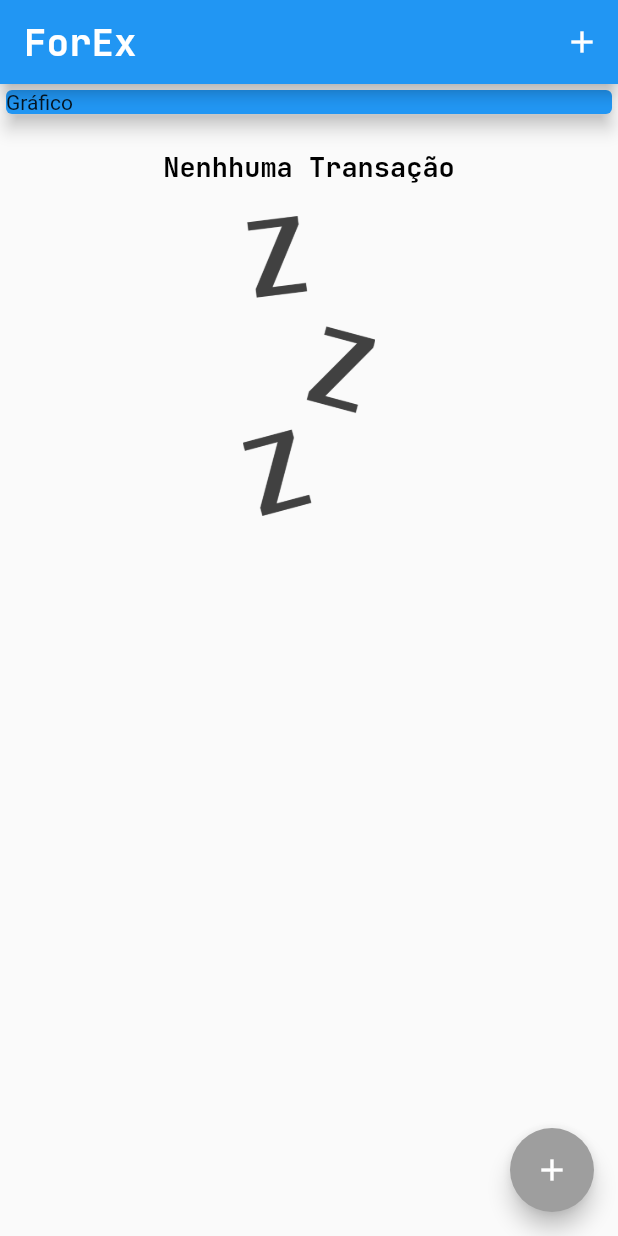
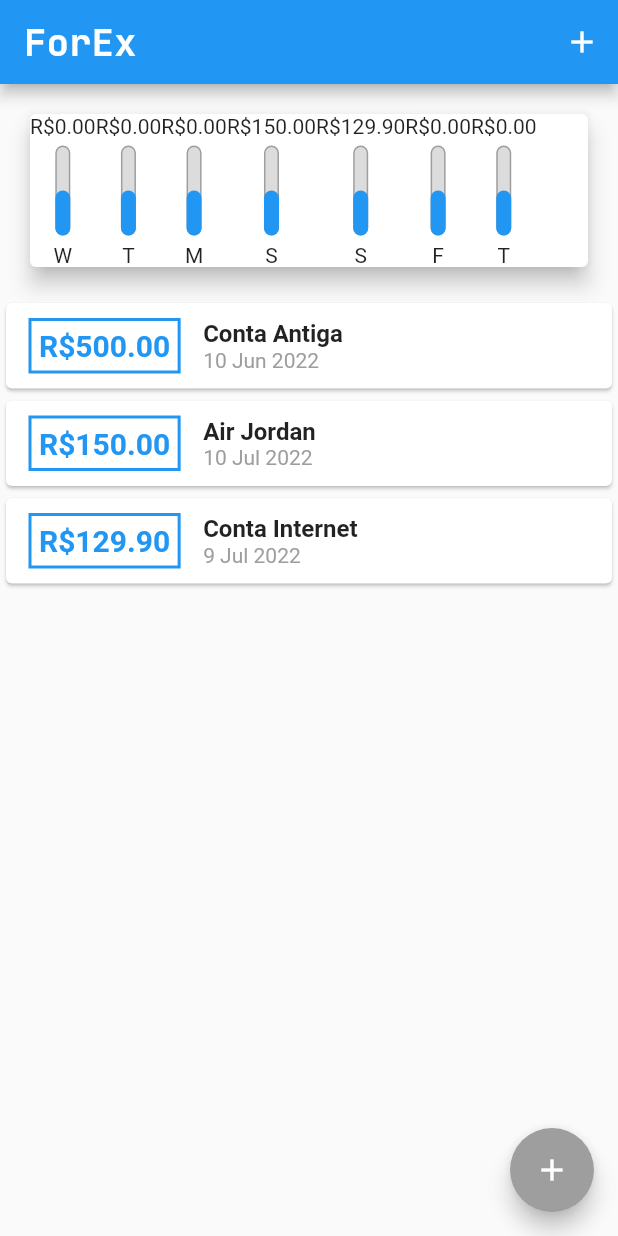
Before and after one commit to JoaoVGStahl/expenses, a Flutter app: the screen it shows after launch, on a phone screen of 412 x 824 dp. Run offline on Flutter 3.47's test engine with Material 2 defaults, Android fonts, the phone set to English and light mode, and no system bars.

Commit message:
CHART WIDGET

```diff
--- /dev/null
+++ b/lib/components/chart.dart
@@ -0,0 +1,51 @@
+import 'package:expenses/components/chart_bar.dart';
+import 'package:expenses/models/transaction.dart';
+import 'package:intl/intl.dart';
+
+import 'package:flutter/material.dart';
+
+class Chart extends StatelessWidget {
+  final List<Transaction> recentTransaction;
+
+  Chart(this.recentTransaction);
+
+  List<Map<String, Object>> get groupedTransactions {
+    return List.generate(7, (index) {
+      final weekDay = DateTime.now().subtract(Duration(days: index));
+
+      double totalSum = 0.0;
+
+      for (var i = 0; i < recentTransaction.length; i++) {
+        bool sameDay = recentTransaction[i].date.day == weekDay.day;
+        bool sameMonth = recentTransaction[i].date.month == weekDay.month;
+        bool sameYear = recentTransaction[i].date.year == weekDay.year;
+
+        if (sameDay && sameMonth && sameYear) {
+          totalSum += recentTransaction[i].value;
+        }
+      }
+
+      return {
+        'day': DateFormat.E().format(weekDay)[0],
+        'value': totalSum,
+      };
+    });
+  }
+
+  @override
+  Widget build(BuildContext context) {
+    return Card(
+      elevation: 6,
+      margin: EdgeInsets.all(20),
+      child: Row(
+        children: groupedTransactions.map((tr) {
+          return ChartBar(
+            label: tr['day'].toString(),
+            value:  double.parse(tr['value'].toString()),
+            percentage: 0.5,
+          );
+        }).toList(),
+      ),
+    );
+  }
+}
--- /dev/null
+++ b/lib/components/chart_bar.dart
@@ -0,0 +1,51 @@
+import 'package:flutter/material.dart';
+
+class ChartBar extends StatelessWidget {
+  final String label;
+  final double value;
+  final double percentage;
+
+  ChartBar({
+    required this.label,
+    required this.value,
+    required this.percentage,
+  });
+
+  @override
+  Widget build(BuildContext context) {
+    return Column(
+      children: [
+        Text('R\$${value.toStringAsFixed(2)}'),
+        SizedBox(height: 5),
+        Container(
+          height: 60,
+          width: 10,
+          child: Stack(
+            alignment: Alignment.bottomCenter,
+            children: [
+              Container(
+                decoration: BoxDecoration(
+                    border: Border.all(
+                      color: Colors.grey,
+                      width: 1.0,
+                    ),
+                    color: Color.fromRGBO(220, 220, 220, 1),
+                    borderRadius: BorderRadius.circular(5)),
+              ),
+              FractionallySizedBox(
+                heightFactor: percentage,
+                child: Container(
+                  decoration: BoxDecoration(
+                      color: Theme.of(context).colorScheme.primary,
+                      borderRadius: BorderRadius.circular(5)),
+                ),
+              )
+            ],
+          ),
+        ),
+        SizedBox(height: 5),
+        Text(label),
+      ],
+    );
+  }
+}
--- a/lib/main.dart
+++ b/lib/main.dart
@@ -1,5 +1,6 @@
 import 'dart:math';
 
+import 'package:expenses/components/chart.dart';
 import 'package:expenses/components/transaction_form.dart';
 import 'package:flutter/material.dart';
 
@@ -45,19 +46,31 @@ class MyHomePage extends StatefulWidget {
 
 class _MyHomePageState extends State<MyHomePage> {
   final List<Transaction> _transcations = [
-    /* Transaction(
+    Transaction(
+      id: "t0",
+      title: "Conta Antiga",
+      value: 500.00,
+      date: DateTime.now().subtract(Duration(days: 33)),
+    ),
+    Transaction(
       id: "t1",
       title: "Air Jordan",
       value: 150.00,
-      date: DateTime.now(),
+      date: DateTime.now().subtract(Duration(days: 3)),
     ),
     Transaction(
       id: "t2",
       title: "Conta Internet",
       value: 129.90,
-      date: DateTime.now(),
-    ), */
+      date: DateTime.now().subtract(Duration(days: 4)),
+    ),
   ];
+
+  List<Transaction> get _recentTransactions {
+    return _transcations.where((tr) {
+      return tr.date.isAfter(DateTime.now().subtract(Duration(days: 7)));
+    }).toList();
+  }
 
   _openTransactionFormModal(BuildContext context) {
     showModalBottomSheet(
@@ -82,6 +95,12 @@ class _MyHomePageState extends State<MyHomePage> {
     Navigator.of(context).pop();
   }
 
+  _deleteTransaction(String id) {
+    setState(() {
+      _transcations.removeWhere((tr) => tr.id == id);
+    });
+  }
+
   @override
   Widget build(BuildContext context) {
     return Scaffold(
@@ -97,13 +116,7 @@ class _MyHomePageState extends State<MyHomePage> {
         child: Column(
             crossAxisAlignment: CrossAxisAlignment.stretch,
             children: <Widget>[
-              Container(
-                child: Card(
-                  color: Theme.of(context).colorScheme.primary,
-                  elevation: 5,
-                  child: Text("Gráfico"),
-                ),
-              ),
+              Chart(_recentTransactions),
               TransactionList(_transcations),
             ]),
       ),
```
